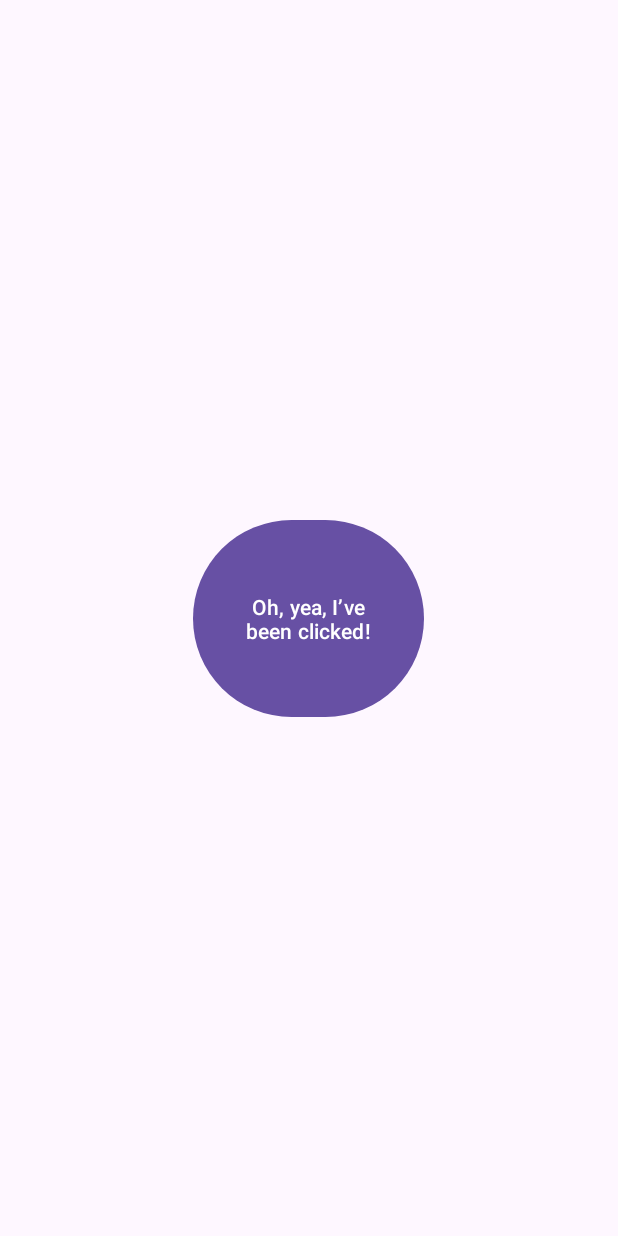
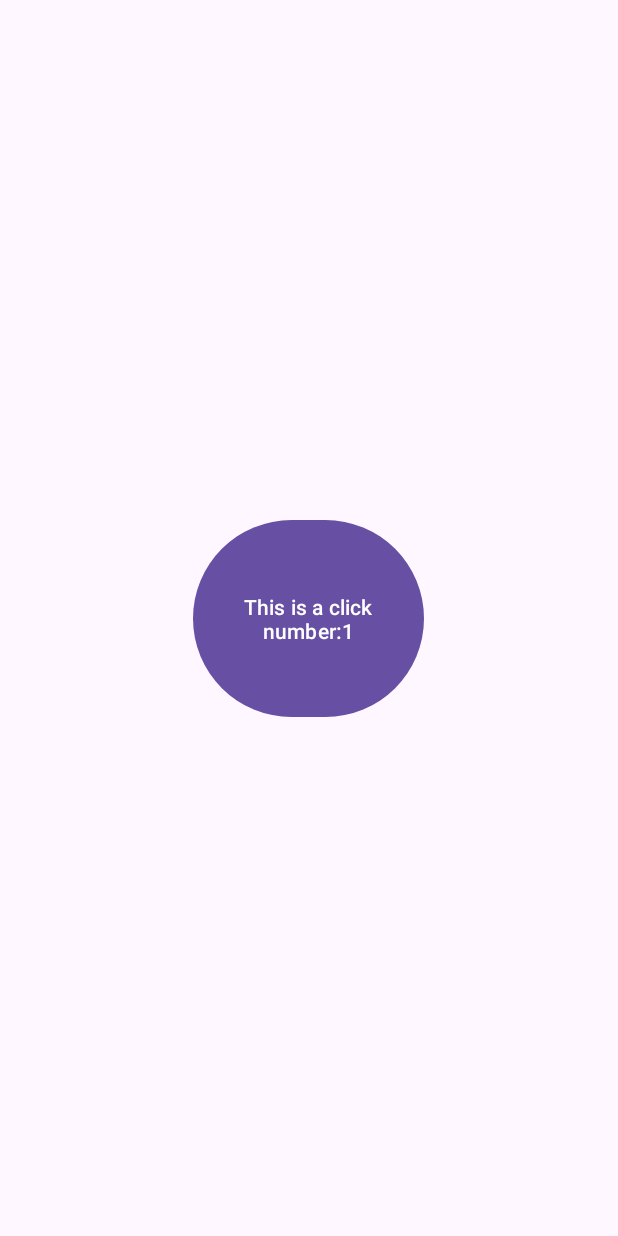
Before and after one commit to ng5134/ClickMe, an Android app: the screen it shows after launch (MainActivity), after a tap on "Click me", on a phone screen of 412 x 824 dp. Run offline under Robolectric (Android 15) with nearby library versions, the phone set to English and light mode, and no system bars.

Commit message:
משימה 2

```diff
--- a/app/src/main/java/com/example/clickme/MainActivity.java
+++ b/app/src/main/java/com/example/clickme/MainActivity.java
@@ -12,17 +12,17 @@ import androidx.core.view.WindowInsetsCompat;
 
 public class MainActivity extends AppCompatActivity {
     Button btn;
-    boolean isClicked = false;
+    int count=0;
     @Override
     protected void onCreate(Bundle savedInstanceState) {
         super.onCreate(savedInstanceState);
         setContentView(R.layout.activity_main);
         btn = findViewById(R.id.Click1);
-
     }
 
     public void go(View view)
     {
-        btn.setText("Oh, yea, I’ve been clicked!");
+        count ++;
+        btn.setText("This is a click number:"+count);
     }
 }
```
